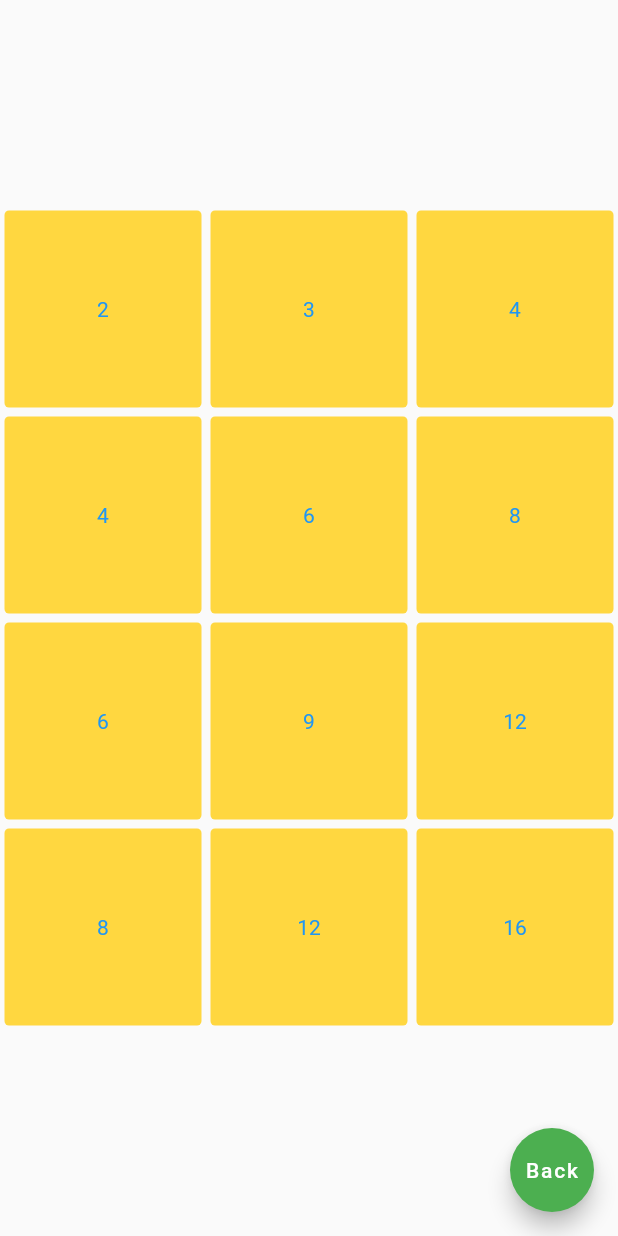
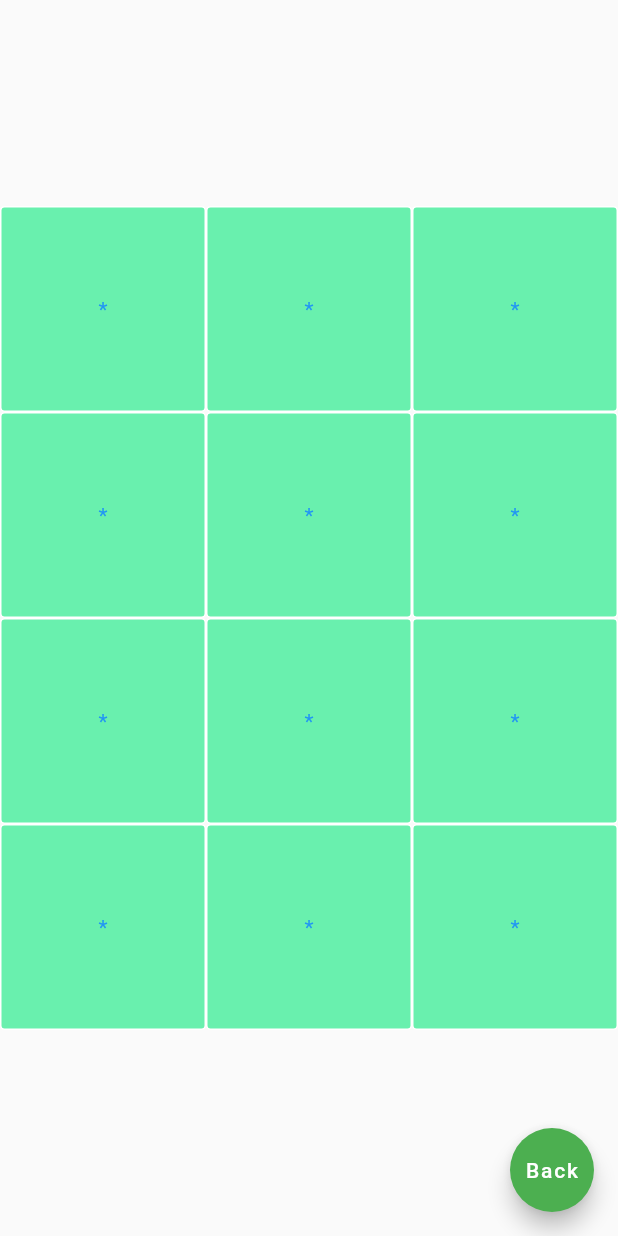
Before and after one commit to PhiLongDo/flipgame-flutter, a Flutter app: the screen it shows after launch, after a tap on "Play", on a phone screen of 412 x 824 dp. Run offline on Flutter 3.47's test engine with Material 2 defaults, Android fonts, the light colour scheme and no system bars.

Commit message:
update value game
show value when tap on item
update colors

```diff
--- a/lib/commons/global_setting.dart
+++ b/lib/commons/global_setting.dart
@@ -7,6 +7,8 @@ class GlobalSetting {
   static List<List<ItemGame>> matrixGame = []; // matrix game
   static List<List<bool>> stateTouched = []; // state taped matrix game
   static List<List<bool>> stateVisible = []; //state visible matrix game
+  static List<String> listValue = ['🍓','🍒','🍎','🍉','🍑','🍊','🥭','🍍','🍌','🍄','🍈','🍏','🍐','🥝','🍇','🥥','🍅','🌶','🍄','🥕','🍠','🌽','🥦','🥒','🥬','🥑','🍆','🥔','🌰','🥜','🍞','🥐','🥖','🥯','🥞','🍳','🥣','🥗','🍲','🍛','🍜','🦞','🍣','🍤','🥡','🥠','🍡','🍥','🍘','🍙','🍢','🥟','🍱','🍚','🥮','🍧','🍨','🍦','🥧'];
+  static String valueA = "", valueB = ""; // value of items game is opening
 
   static int getGamePlayWidth() {
     int width = 3;
@@ -27,7 +29,6 @@ class GlobalSetting {
     }
     return width;
   }
-
   static int getGamePlayHeight() {
     int height = 4;
     if (level == GamePlayLevels.lv3x4) {
@@ -53,7 +54,6 @@ enum GamePlayTypes {
   infinity,
   timeLimit,
 }
-
 enum GamePlayLevels {
   lv3x4,
   lv4x5,
--- a/lib/game_play/game_play_main_screen.dart
+++ b/lib/game_play/game_play_main_screen.dart
@@ -1,3 +1,5 @@
+import 'dart:math';
+
 import 'package:flipgame/commons/commons.dart';
 import 'package:flutter/material.dart';
 
@@ -9,20 +11,13 @@ class GamePlayMainScreen extends StatefulWidget {
 }
 
 class _GamePlayMainScreenState extends State<GamePlayMainScreen> {
-  late Column _widgetMatrixGame;
+  late Column _widgetMatrixGame; // display main screen game play
 
   late int _width, _height; // size of matrix game
-  String valueA = "", valueB = "";
+  late int _itemCountDown;
+  late List<String> _valueGame;
 
-  void _actionGame(int y, int x) {
-    if (valueA == "") {
-      valueA = GlobalSetting.matrixGame[y][x].value;
-    } else {
-      valueB = GlobalSetting.matrixGame[y][x].value;
-    }
-    GlobalSetting.stateTouched[y][x] = true;
-  }
-
+  /// Create widgetMatrixGame
   void _initGame() {
     GlobalSetting.stateTouched.clear();
     GlobalSetting.stateVisible.clear();
@@ -30,19 +25,23 @@ class _GamePlayMainScreenState extends State<GamePlayMainScreen> {
     _width = GlobalSetting.getGamePlayWidth();
     _height = GlobalSetting.getGamePlayHeight();
     List<Row> column = [];
+    _itemCountDown = _width *_height;
+    _crateListValueInGame();
+
+    // create widget
     for (int y = 1; y <= _height; y++) {
       List<ItemGame> gameRow = [];
       GlobalSetting.stateTouched.add(List.generate(_width, (index) => false));
       GlobalSetting.stateVisible.add(List.generate(_width, (index) => true));
-      print (GlobalSetting.stateVisible[y-1]);
       for (int x = 1; x <= _width; x++) {
         String valueI = (x * y + y).toString();
         var itemGame = new ItemGame(
           // onTap: _actionGame(y-1, x-1),
-          value: valueI,
+          value: _valueGame.last,
           x: x-1,
           y: y-1,
         );
+        _valueGame.removeLast();
         gameRow.add(itemGame);
       }
       Row row =
@@ -52,7 +51,21 @@ class _GamePlayMainScreenState extends State<GamePlayMainScreen> {
     }
     _widgetMatrixGame =
         Column(mainAxisAlignment: MainAxisAlignment.center, children: column);
+    _itemCountDown = _width & _height;
   }
+
+  /// create random list value
+  void _crateListValueInGame() {
+    _valueGame = List.generate(_itemCountDown, (index) => "");
+    List<int> listIndex = List.generate(_itemCountDown, (index) => index);
+    for (int i = 0; i < _itemCountDown ; i++) {
+      var random = Random();
+      var index = random.nextInt(_itemCountDown - i);
+      _valueGame[listIndex[index]] = GlobalSetting.listValue[i~/2];
+      listIndex.removeAt(index);
+    }
+  }
+
 
   @override
   void initState() {
--- a/lib/game_play/item_game.dart
+++ b/lib/game_play/item_game.dart
@@ -24,7 +24,7 @@ class _ItemGameState extends State<ItemGame> {
     } else {
       w = MediaQuery.of(context).size.width / GlobalSetting.getGamePlayWidth();
     }
-    return w - 6;
+    return w;
   }
 
   @override
@@ -38,17 +38,17 @@ class _ItemGameState extends State<ItemGame> {
       child: Container(
         width: _getWidth(context),
         height: _getWidth(context),
-        margin: EdgeInsets.all(3.0),
         padding: EdgeInsets.symmetric(vertical: 10.0, horizontal: 10.0),
         decoration: BoxDecoration(
           borderRadius: BorderRadius.circular(3.0),
-          color: _isTouched ? Colors.deepOrange : Colors.amberAccent,
+          border: Border.all(color: Colors.white, width: 1),
+          color: _isTouched ? Colors.amberAccent : Colors.greenAccent,
         ),
         child: Visibility(
           visible: GlobalSetting.stateVisible[widget.y][widget.x],
           child: Center(
             child: Text(
-              widget.value,
+              _isTouched ? widget.value : "*",
               style: TextStyle(
                 color: _isTouched ? Colors.brown : Colors.blue,
               ),
--- a/lib/main.dart
+++ b/lib/main.dart
@@ -46,15 +46,15 @@ class _MyHomePageState extends State<MyHomePage> {
           child: Column(
             mainAxisAlignment: MainAxisAlignment.center,
             children: <Widget>[
-              Container(
+              InkWell(
+                onTap: () => Navigator.pushNamed(context, "play"),
+                child: Container(
                   margin: EdgeInsets.symmetric(vertical: 10.0),
                   padding: EdgeInsets.symmetric(vertical: 50.0, horizontal: 45.0),
                   decoration: BoxDecoration(
                     borderRadius: BorderRadius.circular(100.0),
                     color: Colors.greenAccent,
                   ),
-                child: InkWell(
-                  onTap: () => Navigator.pushNamed(context, "play"),
                   child: Text(
                     "Play",
                     textAlign: TextAlign.center,
@@ -65,15 +65,15 @@ class _MyHomePageState extends State<MyHomePage> {
                   ),
                 ),
               ),
-              Container(
+              InkWell(
+                onTap: () => Navigator.pushNamed(context, "levels"),
+                child: Container(
                   margin: EdgeInsets.symmetric(vertical: 5.0),
                   padding: EdgeInsets.symmetric(vertical: 10.0, horizontal: 30.0),
                   decoration: BoxDecoration(
                     borderRadius: BorderRadius.circular(50.0),
                     color: Colors.cyanAccent,
                   ),
-                child: InkWell(
-                  onTap: () => Navigator.pushNamed(context, "levels"),
                   child: Text(
                     "Levels",
                     textAlign: TextAlign.center,
@@ -84,15 +84,15 @@ class _MyHomePageState extends State<MyHomePage> {
                   ),
                 ),
               ),
-              Container(
+              InkWell(
+                onTap: () => Navigator.pushNamed(context, "types"),
+                child: Container(
                   margin: EdgeInsets.symmetric(vertical: 5.0),
                   padding: EdgeInsets.symmetric(vertical: 10.0, horizontal: 30.0),
                   decoration: BoxDecoration(
                     borderRadius: BorderRadius.circular(50.0),
                     color: Colors.indigoAccent,
                   ),
-                child: InkWell(
-                  onTap: () => Navigator.pushNamed(context, "types"),
                   child: Text(
                     "Types",
                     textAlign: TextAlign.center,
@@ -103,15 +103,15 @@ class _MyHomePageState extends State<MyHomePage> {
                   ),
                 ),
               ),
-              Container(
+              InkWell(
+                onTap: () => exit(0),
+                child: Container(
                   margin: EdgeInsets.symmetric(vertical: 5.0),
                   padding: EdgeInsets.symmetric(vertical: 10.0, horizontal: 30.0),
                   decoration: BoxDecoration(
                     borderRadius: BorderRadius.circular(50.0),
                     color: Colors.grey,
                   ),
-                child: InkWell(
-                  onTap: () => exit(0),
                   child: Text(
                     "Exit",
                     textAlign: TextAlign.center,
--- a/lib/settings/levels/select_level_screen.dart
+++ b/lib/settings/levels/select_level_screen.dart
@@ -24,7 +24,7 @@ class _SelectLevelScreenState extends State<SelectLevelScreen> {
             children: [
               ItemSetting(
                   onTap: () => _select(GamePlayLevels.lv3x4),
-                  text: "Level (3x3)",
+                  text: "Level (3x4)",
                   selected: GlobalSetting.level == GamePlayLevels.lv3x4),
               ItemSetting(
                   onTap: () => _select(GamePlayLevels.lv4x5),
```
Lines whose indentation alone changed are shown as unchanged.
